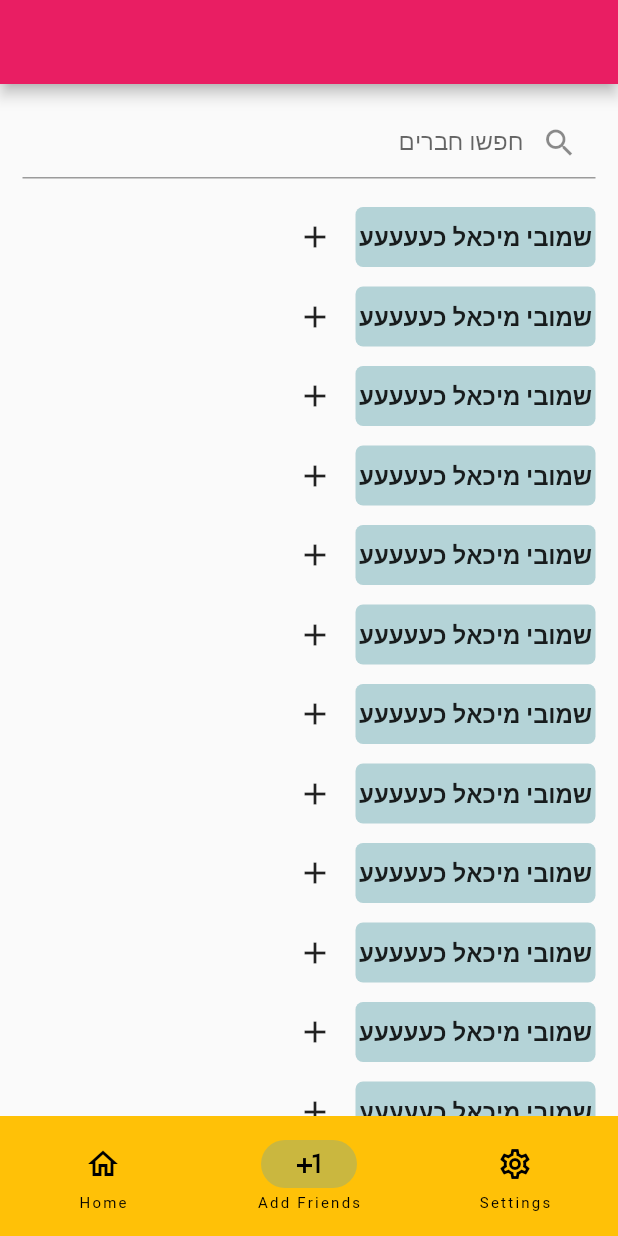
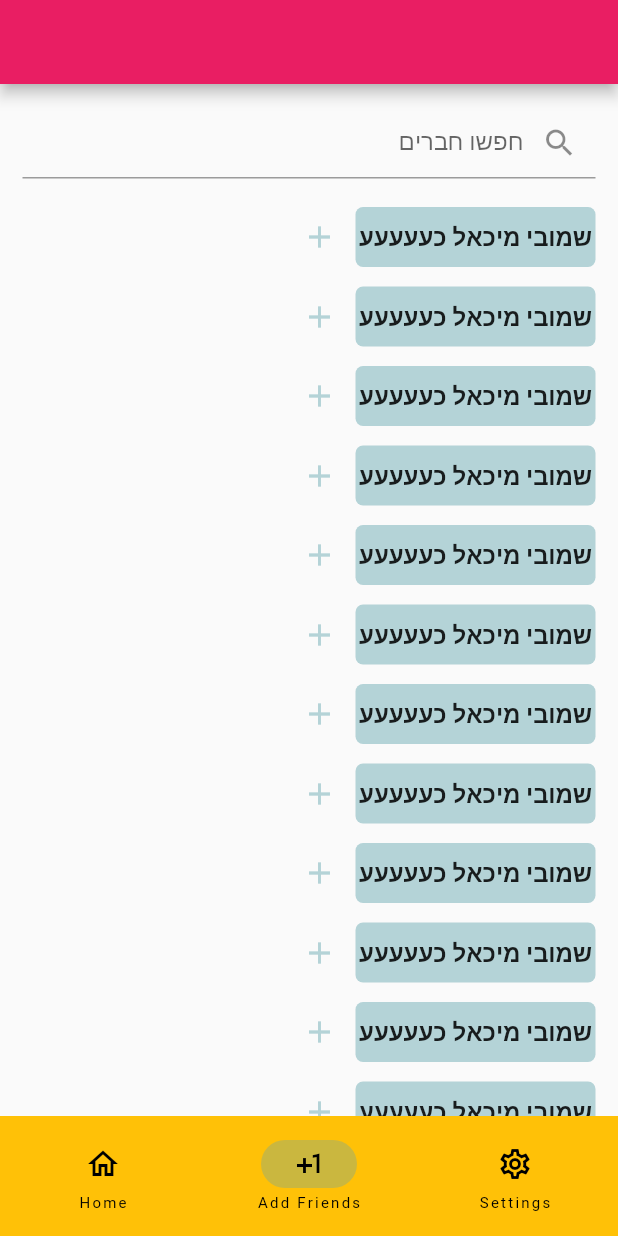
Before and after one commit to Guy-Michael/im_okay_client, a Flutter app: the screen it shows after launch, item 2 of the bottom bar chosen, after a tap on the "add" icon, on a phone screen of 412 x 824 dp. Run offline on Flutter 3.47's test engine with Material 2 defaults, Android fonts, the phone set to English and light mode, and no system bars; our stand-ins replace flutter_contacts, fluttertoast, go_router, shared_preferences; accounts and stored records are empty.

Commit message:
other stuff

```diff
--- a/lib/Utils/http_utils.dart
+++ b/lib/Utils/http_utils.dart
@@ -36,6 +36,7 @@ class HttpUtils {
 
   static Future<bool> loginAndStoreCredentials(
       String username, String password) async {
+    //UNCOMMENT TO ALLOW PERSISTENT LOGIN.
     Uri uri = composeUri('');
     String accessToken = User.generateAccessToken(username, password);
     var headers = _getAuthorizationHeader(accessToken);
@@ -45,11 +46,8 @@ class HttpUtils {
     }
 
     User user = User.fromJson(json.decode(response.body));
-    StorageUtils.storeUser(User());
+    StorageUtils.storeUser(user);
 
-    //UNCOMMENT TO ALLOW PERSISTENT LOGIN.
-    // StorageUtils.storeAccessToken(
-    // User.generateAccessToken("guy.michael275@gmail.com", "275"));
     StorageUtils.storeAccessToken(accessToken);
     return true;
   }
--- a/lib/Utils/storage_utils.dart
+++ b/lib/Utils/storage_utils.dart
@@ -23,11 +23,11 @@ class StorageUtils {
     return accessToken;
   }
 
-  static Future<User?> fetchUser() async {
+  static Future<User> fetchUser() async {
     final prefs = await SharedPreferences.getInstance();
     String? userJson = prefs.getString(_userStorageKey);
     if (userJson == null) {
-      return null;
+      throw Exception("no stored user");
     }
     User user = User.fromJson(json.decode(userJson));
     return user;
--- a/lib/pages/add_friends_page.dart
+++ b/lib/pages/add_friends_page.dart
@@ -27,20 +27,7 @@ class AddFriendsPageState extends State<AddFriendsPage> {
           child: ListView.builder(
             itemCount: 100,
             itemBuilder: (context, index) {
-              return Pair(
-                name: 'שמובי מיכאל כעעעעע',
-                appended: IconButton(
-                    // color: Color(0xffb4d3d7),
-                    style: ButtonStyle(
-                        fixedSize: const MaterialStatePropertyAll(Size(50, 50)),
-                        shape: MaterialStatePropertyAll(RoundedRectangleBorder(
-                            borderRadius: BorderRadius.circular(5)))),
-                    onPressed: () => debugPrint("pressed!"),
-                    alignment: Alignment.center,
-                    // decoration: BoxDecoration(
-                    //     color: const Color(0xffb4d3d7)),
-                    icon: const Icon(Icons.add)),
-              );
+              return FriendSearchResult(name: 'שמובי מיכאל כעעעעע');
             },
           ),
         ),
@@ -49,36 +36,10 @@ class AddFriendsPageState extends State<AddFriendsPage> {
   }
 }
 
-class UserEntryWidget extends StatelessWidget {
-  final String userName;
-
-  const UserEntryWidget({super.key, required this.userName});
-
-  @override
-  Widget build(BuildContext context) {
-    return Container(
-      decoration: BoxDecoration(
-        color: const Color.fromARGB(92, 155, 255, 255),
-        border: Border.all(color: Colors.grey),
-        borderRadius: BorderRadius.circular(8.0),
-      ),
-      child: Padding(
-        padding: const EdgeInsets.all(15.0),
-        child: Text(
-          userName,
-          textAlign: TextAlign.right,
-          textDirection: TextDirection.rtl,
-          textScaleFactor: 2,
-        ),
-      ),
-    );
-  }
-}
-
-class Pair extends StatelessWidget {
+class FriendSearchResult extends StatelessWidget {
   String name;
   Widget? appended;
-  Pair({this.name = '', this.appended, super.key});
+  FriendSearchResult({this.name = '', this.appended, super.key});
 
   @override
   Widget build(BuildContext context) {
@@ -87,12 +48,11 @@ class Pair extends StatelessWidget {
         child: Row(
           textDirection: TextDirection.rtl,
           crossAxisAlignment: CrossAxisAlignment.center,
-          children: _getChildren(),
+          children: _getList(name),
         ));
   }
 
-  List<Widget> _getChildren() {
-    List<Widget> list = [
+  List<Widget> _getList(String name) => [
         Container(
           alignment: Alignment.center,
           width: 160,
@@ -106,16 +66,15 @@ class Pair extends StatelessWidget {
                 fontSize: 16,
                 fontWeight: FontWeight.w700,
               )),
-      )
+        ),
+        IconButton(
+            color: const Color(0xffb4d3d7),
+            style: ButtonStyle(
+                fixedSize: const MaterialStatePropertyAll(Size(50, 50)),
+                shape: MaterialStatePropertyAll(RoundedRectangleBorder(
+                    borderRadius: BorderRadius.circular(5)))),
+            onPressed: () => debugPrint("pressed!"),
+            alignment: Alignment.center,
+            icon: const Icon(Icons.add))
       ];
-
-    if (appended != null) {
-      list.add(const SizedBox(
-        width: 3,
-      ));
-      list.add(appended!);
 }
-
-    return list;
-  }
-}
--- a/lib/pages/hub_page.dart
+++ b/lib/pages/hub_page.dart
@@ -28,7 +28,6 @@ class HubPageState extends State<HubPage> {
             onDestinationSelected: (value) {
               setState(
                 () {
-                  debugPrint("do");
                   selectedIndex = value;
                 },
               );
--- a/lib/pages/reports_page.dart
+++ b/lib/pages/reports_page.dart
@@ -6,37 +6,32 @@ import 'package:im_okay_client/Services/router_service.dart';
 import 'package:im_okay_client/Utils/Consts/consts.dart';
 import 'package:im_okay_client/Utils/http_utils.dart';
 import 'package:im_okay_client/Utils/storage_utils.dart';
-import 'package:im_okay_client/Widgets/person_list.dart';
+import 'package:im_okay_client/Widgets/Reports%20Page/friend.dart';
 import 'package:im_okay_client/Widgets/purple_button.dart';
 import 'package:provider/provider.dart';
 
 class UserList extends ChangeNotifier {
-  User activeUser = User();
-  List<User> users = [];
+  late User activeUser;
+  late List<User> users;
+  UserList({this.users = const [], this.activeUser = const User()}) {
+    updateAll();
 
-  UserList() {
-    updateAll();
     Timer.periodic(const Duration(seconds: 5), (timer) async {
       await updateAll();
     });
   }
 
-  UserList.params({required this.users, User? activeUser}) {
-    activeUser = activeUser ?? User();
-  }
-
   Future<void> updateAll() async {
     List<User> updatedUsers = await HttpUtils.getOtherUsers();
     users = updatedUsers;
-    activeUser = (await StorageUtils.fetchUser())!;
+    activeUser = (await StorageUtils.fetchUser());
     notifyListeners();
   }
 
   static Future<UserList> getUserList() async {
     List<User> updatedUsers = await HttpUtils.getOtherUsers();
-    User? activeUser = await StorageUtils.fetchUser();
-
-    return UserList.params(users: updatedUsers, activeUser: activeUser);
+    User activeUser = (await StorageUtils.fetchUser());
+    return UserList(users: updatedUsers, activeUser: activeUser);
   }
 }
 
@@ -49,25 +44,33 @@ class ReportsPage extends StatelessWidget {
         initialData: UserList(),
         create: (context) async {
           List<User> users = await HttpUtils.getOtherUsers();
-          return UserList.params(users: users);
+          User activeUser = (await StorageUtils.fetchUser());
+          return UserList(users: users, activeUser: activeUser);
+        },
+        catchError: (context, error) {
+          return UserList();
         },
         child: Scaffold(
             body: Consumer<UserList>(
                 builder: (context, value, child) => Scaffold(
-                    body: ListView(children: [PersonList(value.users)]),
+                    body: ListView(
+                        children: value.users.map((User user) {
+                      return Friend(
+                          name: user.nameHeb, lastSeen: user.lastSeen);
+                    }).toList()),
                     bottomSheet: Row(
                       mainAxisAlignment: MainAxisAlignment.center,
                       children: [
                         PurpleButton(
                             callback: onLogoutButtonClicked,
                             caption: Consts.logoutButtonCaption(
-                                value.activeUser!.gender)),
+                                value.activeUser.gender)),
                         const SizedBox(width: 20),
                         PurpleButton(
                             callback: onReportButtonClicked,
                             caption: Consts.reportButtonCaption(
-                                value.activeUser!.nameHeb,
-                                value.activeUser!.gender))
+                                value.activeUser.nameHeb,
+                                value.activeUser.gender))
                       ],
                     )))));
   }
--- a/pubspec.yaml
+++ b/pubspec.yaml
@@ -42,6 +42,7 @@ dependencies:
   flutter_riverpod: ^2.4.3
   go_router: ^11.1.4
   flutter_contacts: ^1.1.7+1
+  intl: ^0.18.1
 
 dev_dependencies:
   flutter_test:
```
Also changed, not shown: lib/Models/user.dart (+8 -8 lines), lib/Widgets/Reports Page/friend.dart (added, +72 -0 lines), lib/Widgets/app_bar.dart (deleted, +0 -18 lines), lib/Widgets/app_overlay.dart (deleted, +0 -19 lines), lib/Widgets/person_list.dart (deleted, +0 -66 lines). Lines whose indentation alone changed are shown as unchanged.
